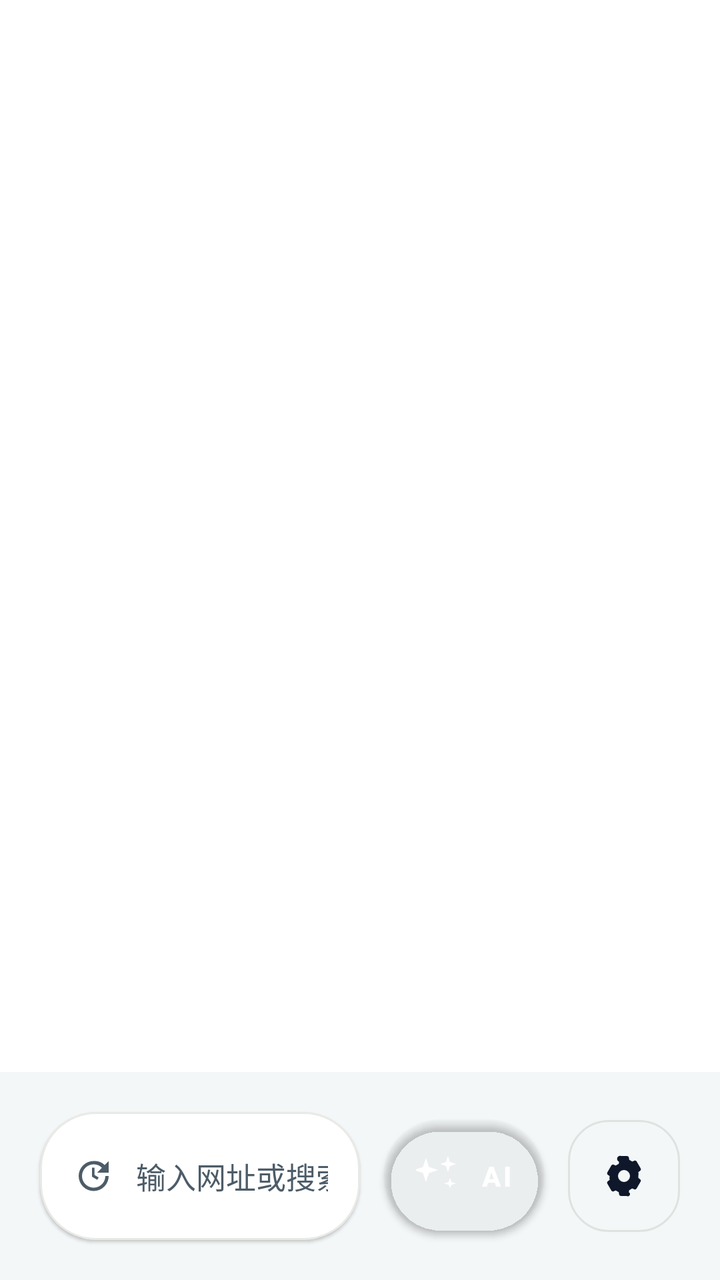
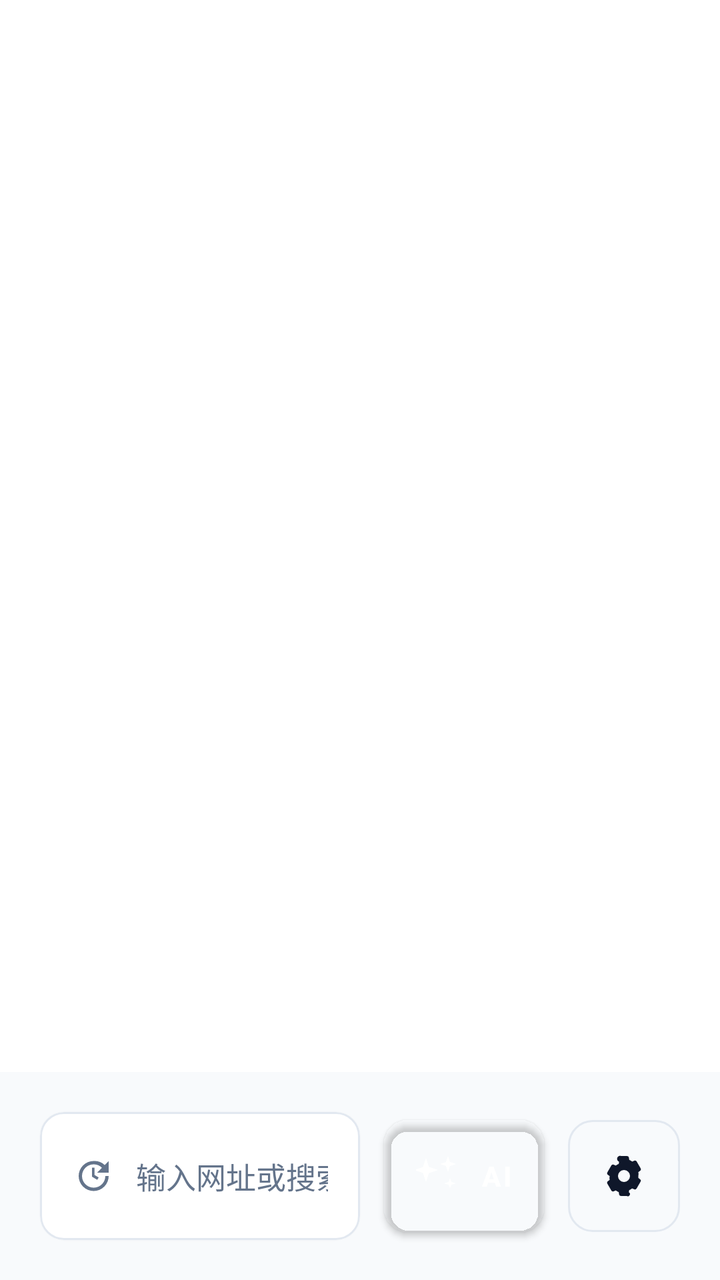

Before-and-after screenshots of an Android layout around one commit, followed by the original layout XML and the change that was made.
<!-- AndroidManifest.xml: application theme Theme.BrowserOS -->
<!-- res/layout/activity_main.xml -->
<?xml version="1.0" encoding="utf-8"?>
<androidx.constraintlayout.widget.ConstraintLayout xmlns:android="http://schemas.android.com/apk/res/android"
    xmlns:app="http://schemas.android.com/apk/res-auto"
    android:layout_width="match_parent"
    android:layout_height="match_parent"
    android:background="@color/surfaceAlt">

    <FrameLayout
        android:id="@+id/web_view_container"
        android:layout_width="0dp"
        android:layout_height="0dp"
        android:background="@color/surface"
        app:layout_constraintTop_toTopOf="parent"
        app:layout_constraintBottom_toTopOf="@+id/bottom_toolbar"
        app:layout_constraintStart_toStartOf="parent"
        app:layout_constraintEnd_toEndOf="parent" />

    <com.google.android.material.progressindicator.LinearProgressIndicator
        android:id="@+id/page_progress"
        android:layout_width="0dp"
        android:layout_height="4dp"
        android:visibility="gone"
        app:indicatorColor="@color/colorPrimary"
        app:trackColor="@color/dividerSoft"
        app:layout_constraintTop_toTopOf="parent"
        app:layout_constraintStart_toStartOf="parent"
        app:layout_constraintEnd_toEndOf="parent" />

    <LinearLayout
        android:id="@+id/bottom_toolbar"
        android:layout_width="0dp"
        android:layout_height="wrap_content"
        android:gravity="center_vertical"
        android:orientation="horizontal"
        android:padding="20dp"
        android:clipToPadding="false"
        app:layout_constraintBottom_toBottomOf="parent"
        app:layout_constraintStart_toStartOf="parent"
        app:layout_constraintEnd_toEndOf="parent">

        <com.google.android.material.card.MaterialCardView
            android:id="@+id/address_card"
            android:layout_width="0dp"
            android:layout_height="64dp"
            android:layout_weight="1"
            app:cardBackgroundColor="@color/surface"
            app:cardCornerRadius="28dp"
            app:strokeColor="@color/dividerSoft"
            app:strokeWidth="1dp">

            <LinearLayout
                android:layout_width="match_parent"
                android:layout_height="match_parent"
                android:gravity="center_vertical"
                android:paddingStart="16dp"
                android:paddingEnd="16dp">

                <ImageView
                    android:layout_width="20dp"
                    android:layout_height="20dp"
                    android:src="@drawable/ic_history"
                    android:contentDescription="@string/url_hint"
                    android:tint="@color/textSecondary" />

                <EditText
                    android:id="@+id/address_input"
                    android:layout_width="0dp"
                    android:layout_height="wrap_content"
                    android:layout_marginStart="12dp"
                    android:layout_weight="1"
                    android:background="@android:color/transparent"
                    android:hint="@string/url_hint"
                    android:imeOptions="actionGo"
                    android:inputType="textUri"
                    android:maxLines="1"
                    android:padding="0dp"
                    android:textColor="@color/textPrimary"
                    android:textColorHint="@color/textSecondary"
                    android:textSize="15sp" />
            </LinearLayout>
        </com.google.android.material.card.MaterialCardView>

        <com.google.android.material.button.MaterialButton
            android:id="@+id/btn_ai"
            style="@style/Widget.MaterialComponents.Button"
            android:layout_width="wrap_content"
            android:layout_height="56dp"
            android:layout_marginStart="12dp"
            android:background="@drawable/bg_ai_button"
            app:backgroundTint="@android:color/transparent"
            android:minWidth="0dp"
            android:paddingStart="16dp"
            android:paddingEnd="24dp"
            android:text="@string/ai"
            android:textAllCaps="false"
            android:textColor="@android:color/white"
            android:textStyle="bold"
            app:cornerRadius="999dp"
            app:icon="@drawable/ic_sparkles"
            app:iconGravity="textStart"
            app:iconPadding="8dp"
            app:iconTint="@android:color/white" />

        <ImageButton
            android:id="@+id/btn_menu"
            android:layout_width="56dp"
            android:layout_height="56dp"
            android:layout_marginStart="12dp"
            android:background="@drawable/bg_menu_item"
            android:contentDescription="@string/menu_title"
            android:padding="12dp"
            android:src="@drawable/ic_settings"
            android:tint="@color/textPrimary" />
    </LinearLayout>

    <View
        android:id="@+id/panel_overlay"
        android:layout_width="0dp"
        android:layout_height="0dp"
        android:background="@color/overlayDark"
        android:clickable="true"
        android:focusable="true"
        android:visibility="gone"
        app:layout_constraintTop_toTopOf="parent"
        app:layout_constraintBottom_toBottomOf="parent"
        app:layout_constraintStart_toStartOf="parent"
        app:layout_constraintEnd_toEndOf="parent" />

    <LinearLayout
        android:id="@+id/menu_panel"
        android:layout_width="0dp"
        android:layout_height="0dp"
        android:orientation="vertical"
        android:paddingStart="24dp"
        android:paddingEnd="24dp"
        android:paddingTop="24dp"
        android:paddingBottom="32dp"
        android:background="@drawable/bg_sheet"
        android:visibility="gone"
        app:layout_constraintBottom_toBottomOf="parent"
        app:layout_constraintStart_toStartOf="parent"
        app:layout_constraintEnd_toEndOf="parent"
        app:layout_constraintHeight_percent="0.33"
        android:elevation="12dp">

        <TextView
            android:layout_width="wrap_content"
            android:layout_height="wrap_content"
            android:text="@string/menu_title"
            android:textColor="@color/textPrimary"
            android:textSize="18sp"
            android:textStyle="bold" />

        <TextView
            android:layout_width="wrap_content"
            android:layout_height="wrap_content"
            android:text="@string/menu_subtitle"
            android:textColor="@color/textSecondary"
            android:textSize="13sp"
            android:layout_marginTop="4dp"
            android:layout_marginBottom="16dp" />

        <GridLayout
            android:id="@+id/menu_grid"
            android:layout_width="match_parent"
            android:layout_height="0dp"
            android:layout_weight="1"
            android:alignmentMode="alignMargins"
            android:columnCount="3"
            android:rowCount="3"
            android:useDefaultMargins="true" />
    </LinearLayout>

    <LinearLayout
        android:id="@+id/ai_panel"
        android:layout_width="0dp"
        android:layout_height="0dp"
        android:orientation="vertical"
        android:background="@drawable/bg_sheet"
        android:visibility="gone"
        android:elevation="16dp"
        app:layout_constraintBottom_toBottomOf="parent"
        app:layout_constraintStart_toStartOf="parent"
        app:layout_constraintEnd_toEndOf="parent"
        app:layout_constraintHeight_percent="0.9">

        <LinearLayout
            android:layout_width="match_parent"
            android:layout_height="wrap_content"
            android:orientation="horizontal"
            android:gravity="center_vertical"
            android:padding="24dp">

            <LinearLayout
                android:layout_width="0dp"
                android:layout_height="wrap_content"
                android:layout_weight="1"
                android:orientation="vertical">

                <TextView
                    android:id="@+id/ai_panel_title"
                    android:layout_width="wrap_content"
                    android:layout_height="wrap_content"
                    android:text="@string/ai_panel_title"
                    android:textColor="@color/textPrimary"
                    android:textSize="20sp"
                    android:textStyle="bold" />

                <TextView
                    android:layout_width="wrap_content"
                    android:layout_height="wrap_content"
                    android:text="@string/ai_panel_subtitle"
                    android:textColor="@color/textSecondary"
                    android:textSize="13sp"
                    android:layout_marginTop="4dp" />
            </LinearLayout>

            <ImageButton
                android:id="@+id/btn_close_ai"
                android:layout_width="40dp"
                android:layout_height="40dp"
                android:background="@android:color/transparent"
                android:contentDescription="@string/cancel"
                android:padding="4dp"
                android:src="@drawable/ic_back"
                android:tint="@color/textPrimary" />
            </LinearLayout>

            <com.google.android.material.chip.ChipGroup
                android:id="@+id/ai_quick_actions"
                android:layout_width="match_parent"
                android:layout_height="wrap_content"
                android:paddingStart="24dp"
                android:paddingEnd="24dp"
                android:paddingBottom="8dp"
                app:singleLine="false"
                app:singleSelection="false">

                <com.google.android.material.chip.Chip
                    android:id="@+id/chip_refresh"
                    style="@style/Widget.MaterialComponents.Chip.Assist"
                    android:text="@string/chip_refresh"
                    android:checkable="false" />

                <com.google.android.material.chip.Chip
                    android:id="@+id/chip_back"
                    style="@style/Widget.MaterialComponents.Chip.Assist"
                    android:text="@string/chip_back"
                    android:checkable="false" />

                <com.google.android.material.chip.Chip
                    android:id="@+id/chip_forward"
                    style="@style/Widget.MaterialComponents.Chip.Assist"
                    android:text="@string/chip_forward"
                    android:checkable="false" />

                <com.google.android.material.chip.Chip
                    android:id="@+id/chip_new_tab"
                    style="@style/Widget.MaterialComponents.Chip.Assist"
                    android:text="@string/chip_new_tab"
                    android:checkable="false" />

                <com.google.android.material.chip.Chip
                    android:id="@+id/chip_desktop"
                    style="@style/Widget.MaterialComponents.Chip.Assist"
                    android:text="@string/chip_desktop"
                    android:checkable="false" />

                <com.google.android.material.chip.Chip
                    android:id="@+id/chip_scroll_down"
                    style="@style/Widget.MaterialComponents.Chip.Assist"
                    android:text="@string/chip_scroll_down"
                    android:checkable="false" />

                <com.google.android.material.chip.Chip
                    android:id="@+id/chip_scroll_up"
                    style="@style/Widget.MaterialComponents.Chip.Assist"
                    android:text="@string/chip_scroll_up"
                    android:checkable="false" />
            </com.google.android.material.chip.ChipGroup>

        <androidx.core.widget.NestedScrollView
            android:id="@+id/ai_scroll"
            android:layout_width="match_parent"
            android:layout_height="0dp"
            android:layout_weight="1"
            android:paddingStart="24dp"
            android:paddingEnd="24dp"
            android:paddingBottom="16dp"
            android:clipToPadding="false">

            <LinearLayout
                android:id="@+id/ai_message_container"
                android:layout_width="match_parent"
                android:layout_height="wrap_content"
                android:orientation="vertical"
                android:dividerPadding="12dp"
                android:showDividers="none" />
        </androidx.core.widget.NestedScrollView>

        <LinearLayout
            android:layout_width="match_parent"
            android:layout_height="wrap_content"
            android:orientation="horizontal"
            android:gravity="center_vertical"
            android:padding="20dp">

            <EditText
                android:id="@+id/ai_input_field"
                android:layout_width="0dp"
                android:layout_height="48dp"
                android:layout_weight="1"
                android:background="@drawable/bg_ai_input"
                android:hint="@string/ai_input_hint"
                android:imeOptions="actionSend"
                android:inputType="textCapSentences|textMultiLine"
                android:maxLines="4"
                android:paddingStart="20dp"
                android:paddingEnd="20dp"
                android:textColor="@color/textPrimary"
                android:textColorHint="@color/textSecondary" />

            <ImageButton
                android:id="@+id/ai_send_button"
                android:layout_width="48dp"
                android:layout_height="48dp"
                android:layout_marginStart="12dp"
                android:background="@drawable/bg_ai_button"
                android:contentDescription="@string/ai"
                android:padding="12dp"
                android:src="@drawable/ic_sparkles"
                android:tint="@android:color/white" />
        </LinearLayout>
    </LinearLayout>

</androidx.constraintlayout.widget.ConstraintLayout>
<!-- resources referenced by this layout -->
<resources>
  <color name="colorPrimary">#1A8CA8</color>
  <color name="dividerSoft">#1A2E3612</color>
  <color name="overlayDark">#990C1820</color>
  <color name="surface">#FFFFFF</color>
  <color name="surfaceAlt">#F4F7F8</color>
  <color name="textPrimary">#0F172A</color>
  <color name="textSecondary">#4C5C68</color>
  <!-- drawable bg_ai_button (drawable) -->
  <?xml version="1.0" encoding="utf-8"?>
  <shape xmlns:android="http://schemas.android.com/apk/res/android">
      <solid android:color="@color/colorPrimary" />
      <corners android:radius="999dp" />
      <size
          android:height="56dp"
          android:width="0dp" />
      <padding
          android:left="12dp"
          android:right="20dp" />
  </shape>
  <!-- drawable bg_ai_input (drawable) -->
  <?xml version="1.0" encoding="utf-8"?>
  <shape xmlns:android="http://schemas.android.com/apk/res/android">
      <solid android:color="@color/surfaceAlt" />
      <corners android:radius="999dp" />
      <stroke
          android:width="1dp"
          android:color="@color/dividerSoft" />
      <padding
          android:left="20dp"
          android:right="20dp" />
  </shape>
  <!-- drawable bg_menu_item (drawable) -->
  <?xml version="1.0" encoding="utf-8"?>
  <shape xmlns:android="http://schemas.android.com/apk/res/android">
      <solid android:color="@color/surfaceAlt" />
      <corners android:radius="20dp" />
      <stroke
          android:color="@color/dividerSoft"
          android:width="1dp" />
      <padding
          android:top="16dp"
          android:bottom="16dp"
          android:left="16dp"
          android:right="16dp" />
  </shape>
  <!-- drawable bg_sheet (drawable) -->
  <?xml version="1.0" encoding="utf-8"?>
  <shape xmlns:android="http://schemas.android.com/apk/res/android">
      <solid android:color="@color/surface" />
      <corners android:topLeftRadius="32dp" android:topRightRadius="32dp" />
      <stroke
          android:width="1dp"
          android:color="@color/dividerSoft" />
  </shape>
  <!-- drawable ic_back (drawable) -->
  <?xml version="1.0" encoding="utf-8"?>
  <vector xmlns:android="http://schemas.android.com/apk/res/android"
      android:width="24dp"
      android:height="24dp"
      android:viewportWidth="24"
      android:viewportHeight="24">
      <path
          android:fillColor="@color/textPrimary"
          android:pathData="M12.41,6l1.41,1.41L10.24,11H20v2H10.24l3.58,3.59L12.41,18 7,12.59Z" />
  </vector>
  <string name="ai">AI</string>
  <string name="ai_input_hint">例如：打开 https://browseros.app</string>
  <string name="ai_panel_subtitle">多模态控制中心</string>
  <string name="ai_panel_title">BrowserOS AI</string>
  <string name="cancel">取消</string>
  <string name="chip_back">后退</string>
  <string name="chip_desktop">桌面模式</string>
  <string name="chip_forward">前进</string>
  <string name="chip_new_tab">新标签</string>
  <string name="chip_refresh">刷新</string>
  <string name="chip_scroll_down">下移</string>
  <string name="chip_scroll_up">上移</string>
  <string name="menu_subtitle">核心功能</string>
  <string name="menu_title">BrowserOS 控制中心</string>
  <string name="url_hint">输入网址或搜索内容</string>
  <style name="Theme.BrowserOS" parent="Theme.MaterialComponents.DayNight.NoActionBar">
          <item name="colorPrimary">@color/colorPrimary</item>
          <item name="colorPrimaryDark">@color/colorPrimaryDark</item>
          <item name="colorAccent">@color/colorAccent</item>
          <item name="android:statusBarColor">@android:color/transparent</item>
          <item name="android:windowLightStatusBar">true</item>
      </style>
  <color name="colorPrimaryDark">#0E5F73</color>
  <color name="colorAccent">#2AA382</color>
</resources>

<!-- the commit's change to res/layout/activity_main.xml (unified diff, before → after) -->
@@ -44,7 +44,7 @@
             android:layout_height="64dp"
             android:layout_weight="1"
             app:cardBackgroundColor="@color/surface"
-            app:cardCornerRadius="28dp"
+            app:cardCornerRadius="12dp"
             app:strokeColor="@color/dividerSoft"
             app:strokeWidth="1dp">
 
@@ -95,7 +95,7 @@
             android:textAllCaps="false"
             android:textColor="@android:color/white"
             android:textStyle="bold"
-            app:cornerRadius="999dp"
+            app:cornerRadius="12dp"
             app:icon="@drawable/ic_sparkles"
             app:iconGravity="textStart"
             app:iconPadding="8dp"
@@ -167,7 +167,7 @@
             android:layout_weight="1"
             android:alignmentMode="alignMargins"
             android:columnCount="3"
-            android:rowCount="3"
+            android:rowCount="5"
             android:useDefaultMargins="true" />
     </LinearLayout>
 
<!-- resource entries referenced after the edit -->
@@ -1,17 +1,17 @@
 <!-- resources referenced by this layout -->
 <resources>
-  <color name="colorPrimary">#1A8CA8</color>
-  <color name="dividerSoft">#1A2E3612</color>
-  <color name="overlayDark">#990C1820</color>
+  <color name="colorPrimary">#2563EB</color>
+  <color name="dividerSoft">#E2E8F0</color>
+  <color name="overlayDark">#80000000</color>
   <color name="surface">#FFFFFF</color>
-  <color name="surfaceAlt">#F4F7F8</color>
+  <color name="surfaceAlt">#F8FAFC</color>
   <color name="textPrimary">#0F172A</color>
-  <color name="textSecondary">#4C5C68</color>
+  <color name="textSecondary">#64748B</color>
   <!-- drawable bg_ai_button (drawable) -->
   <?xml version="1.0" encoding="utf-8"?>
   <shape xmlns:android="http://schemas.android.com/apk/res/android">
       <solid android:color="@color/colorPrimary" />
-      <corners android:radius="999dp" />
+      <corners android:radius="12dp" />
       <size
           android:height="56dp"
           android:width="0dp" />
@@ -23,7 +23,7 @@
   <?xml version="1.0" encoding="utf-8"?>
   <shape xmlns:android="http://schemas.android.com/apk/res/android">
       <solid android:color="@color/surfaceAlt" />
-      <corners android:radius="999dp" />
+      <corners android:radius="12dp" />
       <stroke
           android:width="1dp"
           android:color="@color/dividerSoft" />
@@ -35,7 +35,7 @@
   <?xml version="1.0" encoding="utf-8"?>
   <shape xmlns:android="http://schemas.android.com/apk/res/android">
       <solid android:color="@color/surfaceAlt" />
-      <corners android:radius="20dp" />
+      <corners android:radius="12dp" />
       <stroke
           android:color="@color/dividerSoft"
           android:width="1dp" />
@@ -49,7 +49,7 @@
   <?xml version="1.0" encoding="utf-8"?>
   <shape xmlns:android="http://schemas.android.com/apk/res/android">
       <solid android:color="@color/surface" />
-      <corners android:topLeftRadius="32dp" android:topRightRadius="32dp" />
+      <corners android:topLeftRadius="24dp" android:topRightRadius="24dp" />
       <stroke
           android:width="1dp"
           android:color="@color/dividerSoft" />
@@ -87,7 +87,7 @@
           <item name="android:statusBarColor">@android:color/transparent</item>
           <item name="android:windowLightStatusBar">true</item>
       </style>
-  <color name="colorPrimaryDark">#0E5F73</color>
-  <color name="colorAccent">#2AA382</color>
+  <color name="colorPrimaryDark">#1E40AF</color>
+  <color name="colorAccent">#10B981</color>
 </resources>
 
